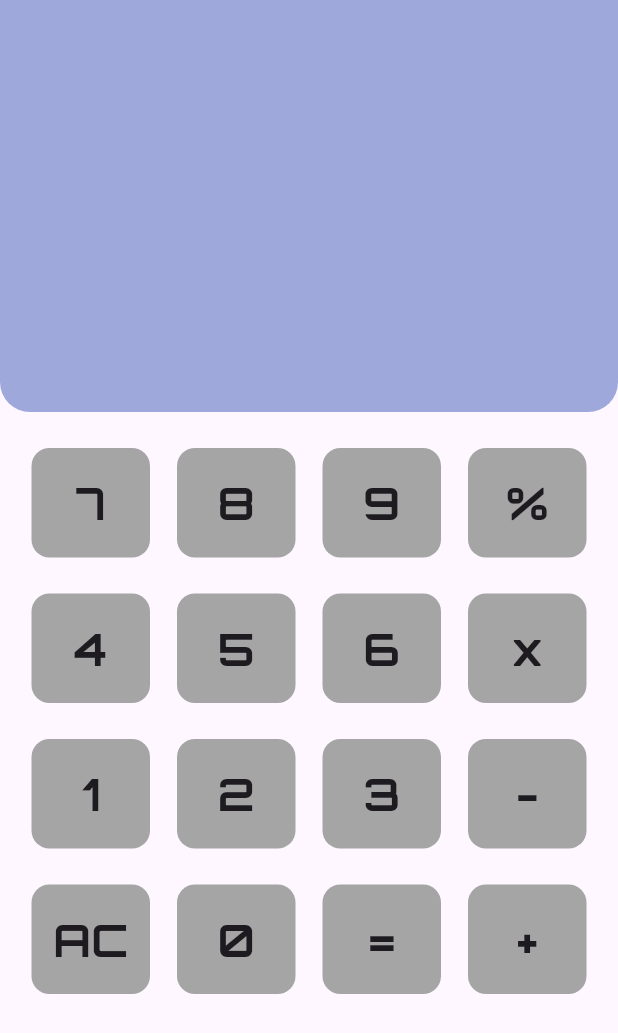
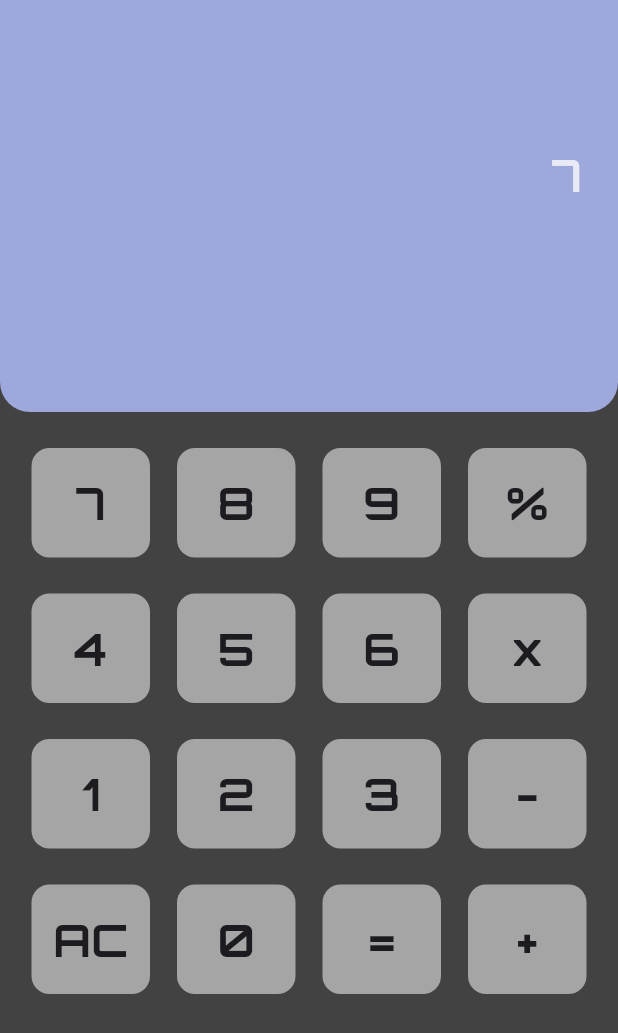
Before and after one commit to ZainR10/fluter_calculator, a Flutter app: the screen it shows after launch, after a tap on an icon or button, on a phone screen of 412 x 824 dp. Shown: the top 1033 px of the screen. Run offline on Flutter 3.47's test engine with Material 3 defaults, Android fonts, the phone set to English and light mode, and no system bars; our stand-ins replace google_fonts, math_expressions.

Commit message:
completed basic calculator app

```diff
--- a/lib/calculator_screen.dart
+++ b/lib/calculator_screen.dart
@@ -11,6 +11,35 @@ class CalculatorScreen extends StatefulWidget {
 }
 
 class _CalculatorScreenState extends State<CalculatorScreen> {
+// logic for del,= and AC because i am using  gridview and have to give different logic thats why created this fucntion.
+  void handleButtonPress(String buttonValue) {
+    if (buttonValue == 'Del') {
+      userInput = userInput.substring(0, userInput.length - 1);
+    } else if (buttonValue == '=') {
+      equalPress();
+    } else if (buttonValue == 'AC') {
+      userInput = '';
+      answer = '';
+    } else {
+      userInput += buttonValue;
+    }
+    setState(() {});
+  }
+
+  void equalPress() {
+    //logic for = press.this method is done with help of math expression package.
+    String finalUserInput = userInput;
+    finalUserInput = userInput.replaceAll('x',
+        '*'); //x repalce multiply button but will perform multiply functionality
+    Parser p = Parser(); //paser for string values into int
+    Expression expression = p.parse(finalUserInput);
+    ContextModel contextModel = ContextModel();
+
+    double eval = expression.evaluate(EvaluationType.REAL, contextModel);
+    answer = eval.toString();
+    setState(() {});
+  }
+
   //fucntion to store user input
   var userInput = '';
   //fucntion for  anwser
@@ -35,35 +64,7 @@ class _CalculatorScreenState extends State<CalculatorScreen> {
     '=',
     '+',
   ];
-// // logic for del,= and AC because i am using  gridview and have to give different logic thats why created this fucntion.
-//   void handleButtonPress(String buttonValue) {
-//     if (buttonValue == 'Del') {
-//       userInput = userInput.substring(0, userInput.length - 1);
-//     } else if (buttonValue == '=') {
-//       equalPress();
-//     } else if (buttonValue == 'AC') {
-//       userInput = '';
-//       answer = '';
-//     } else {
-//       userInput += buttonValue;
-//     }
-//     setState(() {});
-//   }
 
-//   void equalPress() {
-//     //logic for = press.this method is done with help of math expression package.
-//     String finalUserInput = userInput;
-//     finalUserInput = userInput.replaceAll('x',
-//         '*'); //x repalce multiply button but will perform multiply functionality
-//     Parser p = Parser(); //paser for string values into int
-//     Expression expression = p.parse(finalUserInput);
-//     ContextModel contextModel = ContextModel();
-
-//     double eval = expression.evaluate(EvaluationType.REAL, contextModel);
-//     answer = eval.toString();
-//     setState(() {});
-//   }
-// }
   @override
   Widget build(BuildContext context) {
     Orientation orientation = MediaQuery.of(context).orientation;
@@ -74,10 +75,15 @@ class _CalculatorScreenState extends State<CalculatorScreen> {
       flex: 1,
       child: Container(
         decoration: BoxDecoration(
-            color: Colors.indigo[200],
-            borderRadius: const BorderRadius.only(
-                bottomLeft: Radius.circular(20),
-                bottomRight: Radius.circular(20))),
+          color: Colors.indigo[200],
+          borderRadius: orientation == Orientation.portrait
+              ? const BorderRadius.only(
+                  bottomLeft: Radius.circular(20),
+                  bottomRight: Radius.circular(20))
+              : const BorderRadius.only(
+                  bottomRight: Radius.circular(20),
+                  topRight: Radius.circular(20)),
+        ),
         padding: const EdgeInsets.all(24),
         alignment: Alignment.topRight,
         child: Column(
@@ -121,13 +127,14 @@ class _CalculatorScreenState extends State<CalculatorScreen> {
           return Mybutton(
             title: buttonText,
             onPress: () {
-              // handleButtonPress(buttonText);
+              handleButtonPress(buttonText);
             },
           );
         }).toList(),
       ),
     );
     return Scaffold(
+      backgroundColor: Colors.grey[800],
       body: orientation == Orientation.portrait
           ? Column(
               children: [
@@ -143,36 +150,4 @@ class _CalculatorScreenState extends State<CalculatorScreen> {
             ),
     );
   }
-
-  // buttons
 }
-
-// // logic for del,= and AC because i am using  gridview and have to give different logic thats why created this fucntion.
-//   void handleButtonPress(String buttonValue) {
-//     if (buttonValue == 'Del') {
-//       userInput = userInput.substring(0, userInput.length - 1);
-//     } else if (buttonValue == '=') {
-//       equalPress();
-//     } else if (buttonValue == 'AC') {
-//       userInput = '';
-//       answer = '';
-//     } else {
-//       userInput += buttonValue;
-//     }
-//     setState(() {});
-//   }
-
-//   void equalPress() {
-//     //logic for = press.this method is done with help of math expression package.
-//     String finalUserInput = userInput;
-//     finalUserInput = userInput.replaceAll('x',
-//         '*'); //x repalce multiply button but will perform multiply functionality
-//     Parser p = Parser(); //paser for string values into int
-//     Expression expression = p.parse(finalUserInput);
-//     ContextModel contextModel = ContextModel();
-
-//     double eval = expression.evaluate(EvaluationType.REAL, contextModel);
-//     answer = eval.toString();
-//     setState(() {});
-//   }
-// }
```
